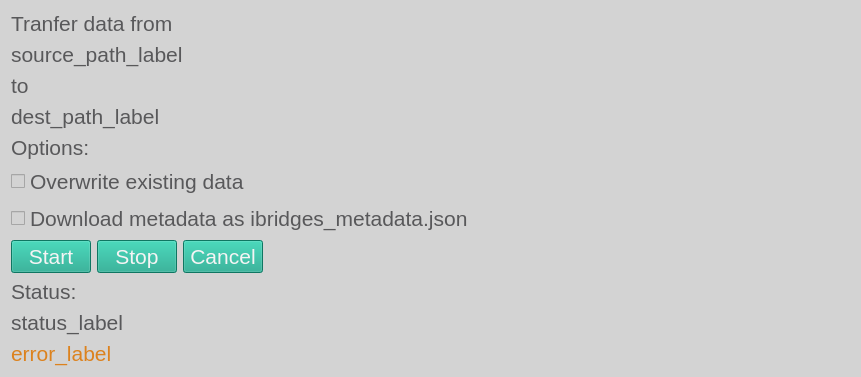
This is ibridgesgui/ui_files/transferData.ui in iBridges-for-iRODS/iBridges-GUI as Qt 5 draws it before an edit. The edited form follows.
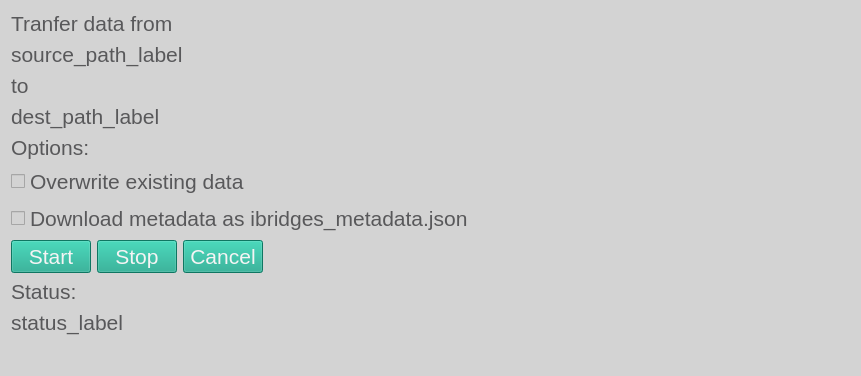
This is the edited form.

Diff of the .ui file:
```diff
--- a/ibridgesgui/ui_files/transferData.ui
+++ b/ibridgesgui/ui_files/transferData.ui
@@ -148,7 +148,7 @@
    <item row="19" column="0">
     <widget class="QLabel" name="error_label">
      <property name="text">
-      <string>error_label</string>
+      <string/>
      </property>
     </widget>
    </item>
```
